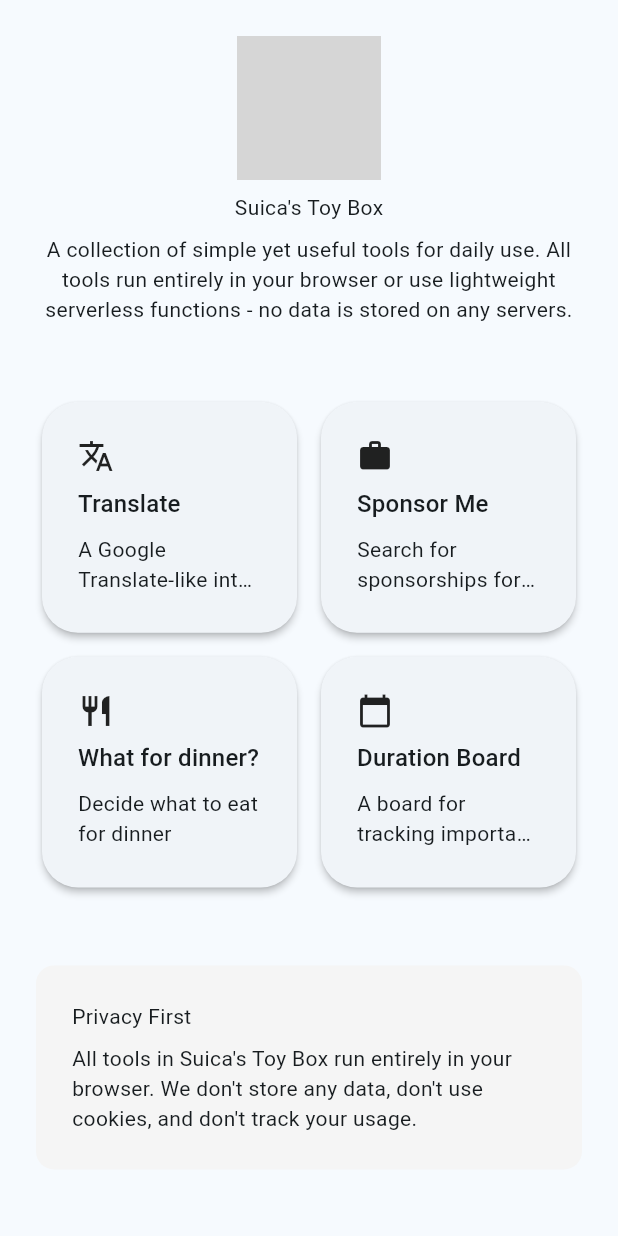
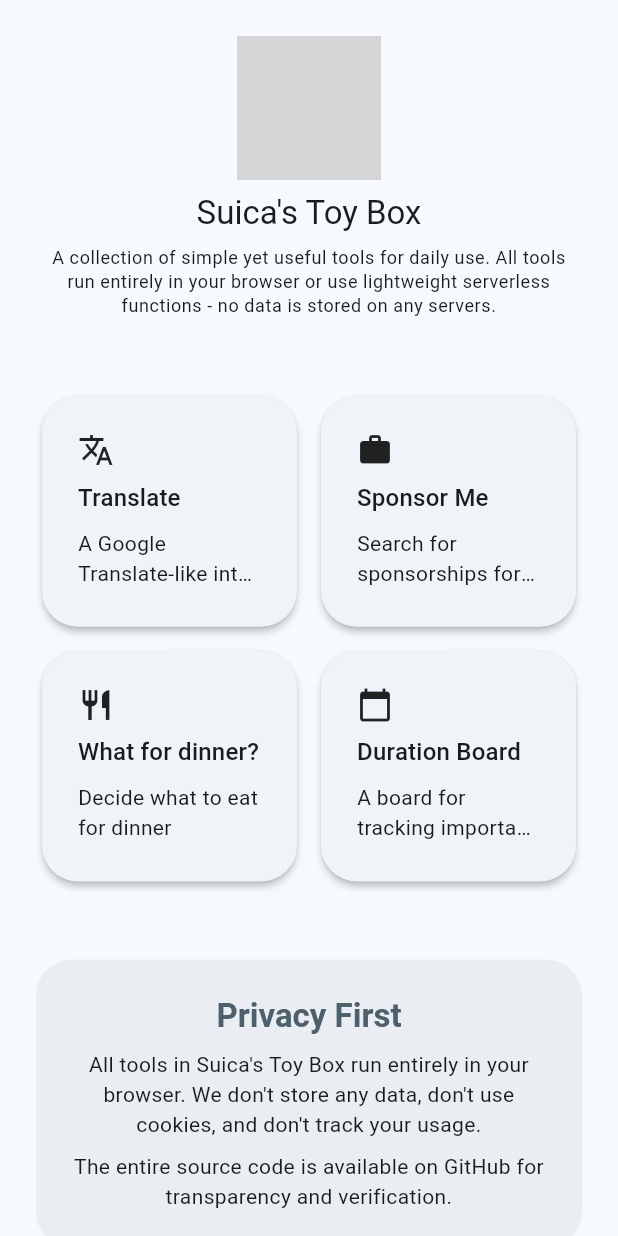
Before and after one commit to SuicaLondon/suica-no-toy-box-flutter, a Flutter app: the screen it shows after launch, on a phone screen of 412 x 824 dp. Run offline on Flutter 3.47's test engine with Material 3 defaults, Android fonts, the light colour scheme and no system bars; our stand-ins replace go_router; network calls fail; grey boxes are pictures that could not be loaded.

Commit message:
feat: improve the UI

```diff
--- /dev/null
+++ b/lib/constants/navigation_items.dart
@@ -0,0 +1,43 @@
+import 'package:flutter/material.dart';
+
+class NavigationItem {
+  const NavigationItem({
+    required this.title,
+    required this.description,
+    required this.icon,
+    required this.route,
+  });
+  final String title;
+  final String description;
+  final IconData icon;
+  final String route;
+}
+
+const navigationItems = [
+  NavigationItem(
+    title: 'Translate',
+    description: 'A Google Translate-like interface for quick translations',
+    icon: Icons.translate,
+    route: '/translate',
+  ),
+  NavigationItem(
+    title: 'Sponsor Me',
+    description:
+        'Search for sponsorships for the company you want to apply to in the UK',
+    icon: Icons.work,
+    route: '/sponsor',
+  ),
+  NavigationItem(
+    title: 'What for dinner?',
+    description: 'Decide what to eat for dinner',
+    icon: Icons.restaurant,
+    route: '/dinner',
+  ),
+  NavigationItem(
+    title: 'Duration Board',
+    description:
+        'A board for tracking important dates to make your life have hope',
+    icon: Icons.calendar_today,
+    route: '/duration-board',
+  ),
+];
--- a/lib/main.dart
+++ b/lib/main.dart
@@ -1,6 +1,5 @@
 import 'package:flutter/material.dart';
-
-import 'router/router.dart';
+import 'package:suica_no_toy_box_flutter/router/router.dart';
 
 void main() {
   runApp(const MyApp());
@@ -20,7 +19,7 @@
         ),
         useMaterial3: true,
       ),
-      routerConfig: router,
+      routerConfig: routers,
     );
   }
 }
--- a/lib/router/router.dart
+++ b/lib/router/router.dart
@@ -5,7 +5,7 @@
 import 'package:suica_no_toy_box_flutter/screens/sponsor_screen.dart';
 import 'package:suica_no_toy_box_flutter/screens/translate_screen.dart';
 
-final GoRouter router = GoRouter(
+final GoRouter routers = GoRouter(
   initialLocation: '/',
   routes: [
     GoRoute(
--- a/lib/screens/home_screen.dart
+++ b/lib/screens/home_screen.dart
@@ -1,48 +1,7 @@
 import 'package:flutter/material.dart';
 import 'package:suica_no_toy_box_flutter/constants/dimensions.dart';
+import 'package:suica_no_toy_box_flutter/constants/navigation_items.dart';
 import 'package:suica_no_toy_box_flutter/widgets/navigation_card.dart';
-
-class NavigationItem {
-  const NavigationItem({
-    required this.title,
-    required this.description,
-    required this.icon,
-    required this.route,
-  });
-  final String title;
-  final String description;
-  final IconData icon;
-  final String route;
-}
-
-const navigationItems = [
-  NavigationItem(
-    title: 'Translate',
-    description: 'A Google Translate-like interface for quick translations',
-    icon: Icons.translate,
-    route: '/translate',
-  ),
-  NavigationItem(
-    title: 'Sponsor Me',
-    description:
-        'Search for sponsorships for the company you want to apply to in the UK',
-    icon: Icons.work,
-    route: '/sponsor',
-  ),
-  NavigationItem(
-    title: 'What for dinner?',
-    description: 'Decide what to eat for dinner',
-    icon: Icons.restaurant,
-    route: '/dinner',
-  ),
-  NavigationItem(
-    title: 'Duration Board',
-    description:
-        'A board for tracking important dates to make your life have hope',
-    icon: Icons.calendar_today,
-    route: '/duration-board',
-  ),
-];
 
 class HomeScreen extends StatelessWidget {
   const HomeScreen({super.key});
@@ -52,33 +11,35 @@
     return Scaffold(
       body: SafeArea(
         child: SingleChildScrollView(
+          physics: const ClampingScrollPhysics(),
           child: Padding(
-            padding: const EdgeInsets.all(24.0),
+            padding: const EdgeInsets.all(Dimensions.lg),
             child: Column(
+              spacing: Dimensions.xxl,
               crossAxisAlignment: CrossAxisAlignment.start,
               children: [
-                const Center(
+                Center(
                   child: Column(
+                    spacing: Dimensions.sm,
                     children: [
-                      CircleAvatar(
+                      const CircleAvatar(
                         radius: Dimensions.xxl,
                         backgroundImage: NetworkImage(
                           'https://suica.dev/_next/image?url=%2Favatar.jpeg&w=256&q=75',
                         ),
                       ),
-                      SizedBox(height: Dimensions.sm),
                       Text(
                         'Suica\'s Toy Box',
+                        style: Theme.of(context).textTheme.titleLarge,
                       ),
-                      SizedBox(height: Dimensions.sm),
                       Text(
                         'A collection of simple yet useful tools for daily use. All tools run entirely in your browser or use lightweight serverless functions - no data is stored on any servers.',
                         textAlign: TextAlign.center,
+                        style: Theme.of(context).textTheme.bodySmall,
                       ),
                     ],
                   ),
                 ),
-                const SizedBox(height: Dimensions.xxl),
 
                 GridView.count(
                   shrinkWrap: true,
@@ -97,22 +58,33 @@
                       .toList(),
                 ),
 
-                const SizedBox(height: Dimensions.xxl),
-
                 // Privacy Section
                 Container(
-                  padding: const EdgeInsets.all(24),
+                  padding: const EdgeInsets.all(Dimensions.lg),
                   decoration: BoxDecoration(
-                    color: Colors.grey[100],
-                    borderRadius: BorderRadius.circular(12),
+                    color: Theme.of(context).colorScheme.surfaceContainer,
+                    borderRadius: BorderRadius.circular(Dimensions.lg),
                   ),
-                  child: const Column(
-                    crossAxisAlignment: CrossAxisAlignment.start,
+                  child: Column(
+                    spacing: Dimensions.sm,
+                    crossAxisAlignment: CrossAxisAlignment.center,
                     children: [
-                      Text('Privacy First'),
-                      SizedBox(height: Dimensions.sm),
                       Text(
-                        'All tools in Suica\'s Toy Box run entirely in your browser. We don\'t store any data, don\'t use cookies, and don\'t track your usage.',
+                        'Privacy First',
+                        style: Theme.of(context).textTheme.titleLarge?.copyWith(
+                              fontWeight: FontWeight.w600,
+                              color: Theme.of(context).colorScheme.secondary,
+                            ),
+                      ),
+                      Text(
+                        "All tools in Suica's Toy Box run entirely in your browser. We don't store any data, don't use cookies, and don't track your usage.",
+                        textAlign: TextAlign.center,
+                        style: Theme.of(context).textTheme.bodyMedium,
+                      ),
+                      Text(
+                        "The entire source code is available on GitHub for transparency and verification.",
+                        textAlign: TextAlign.center,
+                        style: Theme.of(context).textTheme.bodyMedium,
                       ),
                     ],
                   ),
--- a/lib/widgets/navigation_card.dart
+++ b/lib/widgets/navigation_card.dart
@@ -23,21 +23,20 @@
         borderRadius: BorderRadius.circular(Dimensions.lg),
       ),
       child: InkWell(
-        onTap: () => context.go(route),
+        onTap: () => context.push(route),
         borderRadius: BorderRadius.circular(Dimensions.lg),
         child: Padding(
           padding: const EdgeInsets.all(Dimensions.lg),
           child: Column(
+            spacing: Dimensions.sm,
             crossAxisAlignment: CrossAxisAlignment.start,
             children: [
               Icon(icon, size: Dimensions.lg),
-              const SizedBox(height: Dimensions.sm),
               Text(
                 title,
                 maxLines: 1,
                 style: Theme.of(context).textTheme.titleMedium,
               ),
-              const SizedBox(height: Dimensions.sm),
               Text(
                 description,
                 maxLines: 2,
```
Also changed, not shown: pubspec.lock, 7 other files.
